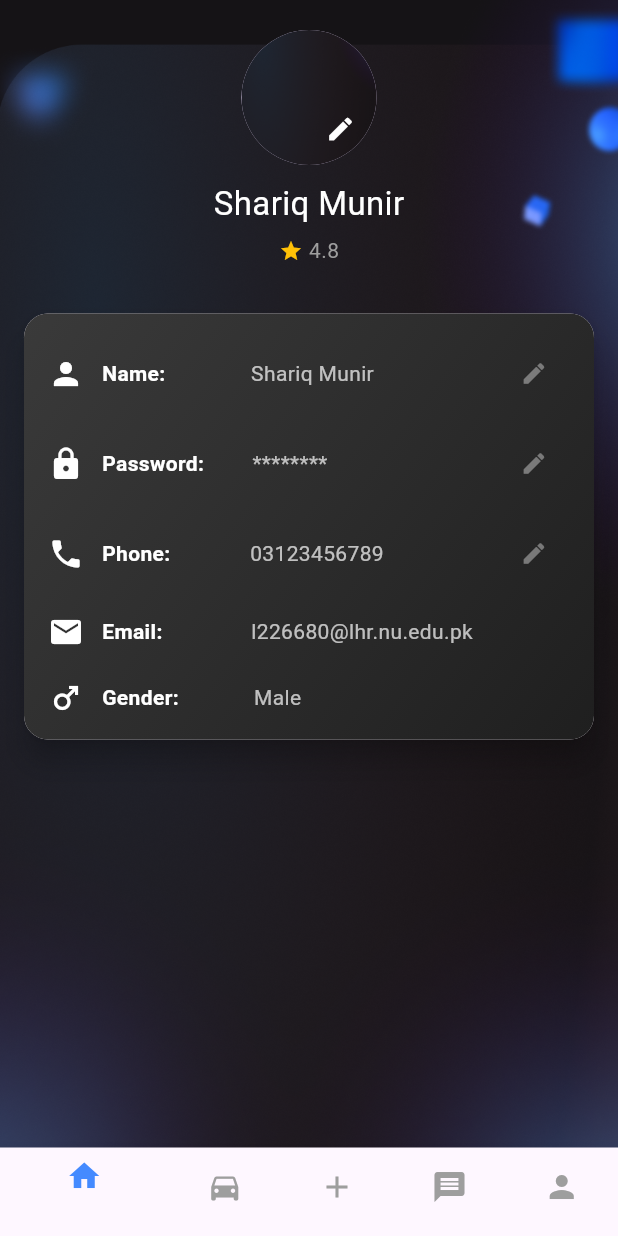
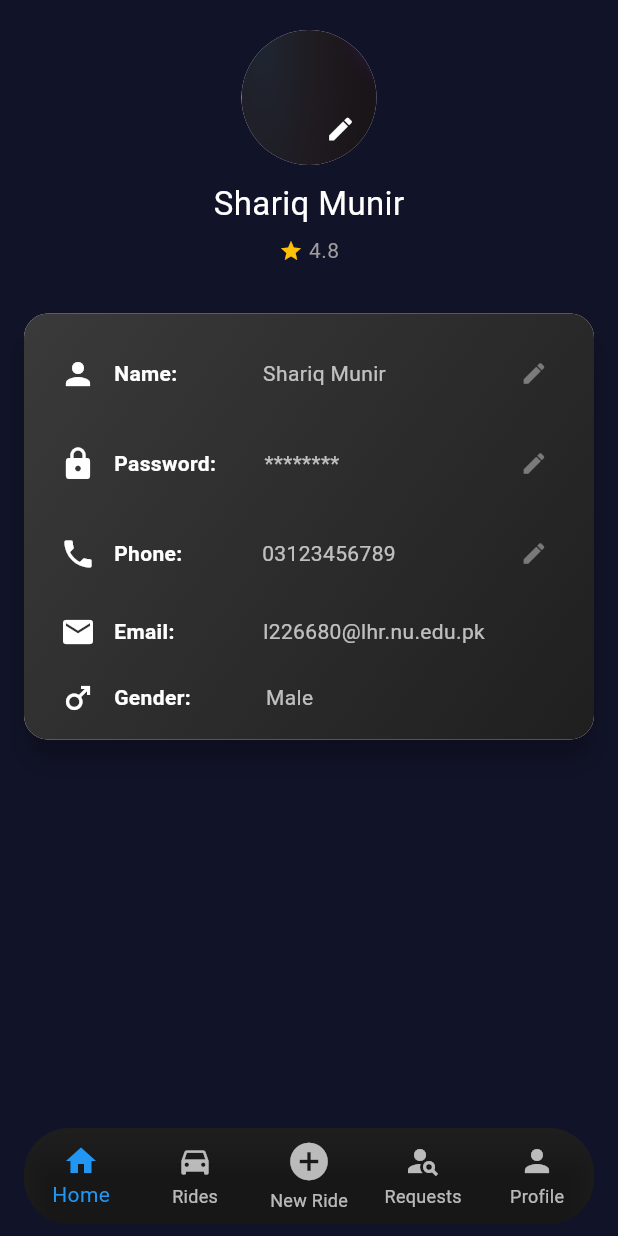
Before and after one commit to AbdulAhadUsman/fastpool-fe, a Flutter app: the screen it shows after launch, on a phone screen of 412 x 824 dp. Run offline on Flutter 3.47's test engine with Material 3 defaults, Android fonts, the phone set to English and light mode, and no system bars; our stand-ins replace flutter_dotenv, flutter_svg; project files that could hold a hidden picture were left out.

Commit message:
fix the nav bar

```diff
--- a/lib/pages/riderProfile.dart
+++ b/lib/pages/riderProfile.dart
@@ -462,6 +462,30 @@ class _RiderProfileState extends State<RiderProfile> {
   //   return status.isGranted;
   // }
 
+  final List<BottomNavigationBarItem> _bottomNavItems = const [
+    BottomNavigationBarItem(
+      icon: Icon(Icons.home),
+      label: 'Home',
+    ),
+    BottomNavigationBarItem(
+      icon: Icon(Icons.directions_car),
+      label: 'Rides',
+    ),
+    BottomNavigationBarItem(
+      icon: Icon(Icons.add_circle, size: 30), // Moved "New Ride" here
+      label: 'New Ride',
+    ),
+    BottomNavigationBarItem(
+      icon: Icon(Icons.person_search), // Moved "Requests" here
+      label: 'Requests',
+    ),
+    BottomNavigationBarItem(
+      icon: Icon(Icons.person),
+      label: 'Profile',
+    ),
+  ];
+  int _currentIndex = 0;
+
   @override
   Widget build(BuildContext context) {
     return Container(
@@ -472,7 +496,7 @@ class _RiderProfileState extends State<RiderProfile> {
           ),
         ),
         child: Scaffold(
-          backgroundColor: Colors.transparent,
+          backgroundColor: AppColors.backgroundColor,
           body: SafeArea(
             child: SingleChildScrollView(
               child: Column(children: [
@@ -546,9 +570,13 @@ class _RiderProfileState extends State<RiderProfile> {
                           children: [
                             // Adjusted spacing to ensure uniformity between all fields
                             Row(children: [
-                              Icon(
+                              Padding(
+                                padding: const EdgeInsets.only(
+                                    left: 8.0), // Consistent padding for icons
+                                child: Icon(
                                   Icons.person,
                                   color: Colors.white,
+                                ),
                               ),
                               const SizedBox(width: 12),
                               Text("Name:",
@@ -572,9 +600,13 @@ class _RiderProfileState extends State<RiderProfile> {
                             ]),
                             const SizedBox(height: 12),
                             Row(children: [
-                              Icon(
+                              Padding(
+                                padding: const EdgeInsets.only(
+                                    left: 8.0), // Consistent padding for icons
+                                child: Icon(
                                   Icons.lock,
                                   color: Colors.white,
+                                ),
                               ),
                               const SizedBox(width: 12),
                               Text("Password:",
@@ -598,9 +630,13 @@ class _RiderProfileState extends State<RiderProfile> {
                             ]),
                             const SizedBox(height: 12),
                             Row(children: [
-                              Icon(
+                              Padding(
+                                padding: const EdgeInsets.only(
+                                    left: 8.0), // Consistent padding for icons
+                                child: Icon(
                                   Icons.phone,
                                   color: Colors.white,
+                                ),
                               ),
                               const SizedBox(width: 12),
                               Text("Phone:",
@@ -625,9 +661,14 @@ class _RiderProfileState extends State<RiderProfile> {
                             const SizedBox(height: 16),
                             Row(
                               children: [
-                                Icon(
+                                Padding(
+                                  padding: const EdgeInsets.only(
+                                      left:
+                                          8.0), // Consistent padding for icons
+                                  child: Icon(
                                     Icons.mail,
                                     color: Colors.white,
+                                  ),
                                 ),
                                 const SizedBox(width: 12),
                                 Text("Email:",
@@ -648,11 +689,15 @@ class _RiderProfileState extends State<RiderProfile> {
                             ),
                             const SizedBox(height: 20),
                             Row(children: [
-                              Icon(
+                              Padding(
+                                padding: const EdgeInsets.only(
+                                    left: 8.0), // Consistent padding for icons
+                                child: Icon(
                                   rider.gender.toLowerCase() == "male"
                                       ? Icons.male
                                       : Icons.female,
                                   color: Colors.white,
+                                ),
                               ),
                               const SizedBox(width: 12),
                               Text("Gender:",
@@ -680,20 +725,33 @@ class _RiderProfileState extends State<RiderProfile> {
               ]),
             ),
           ),
-
-          // Bottom Navigation Bar
-          bottomNavigationBar: BottomNavigationBar(
-            backgroundColor: const Color(0xFF1A1A1A),
-            selectedItemColor: Colors.blueAccent,
-            unselectedItemColor: Colors.grey,
-            items: const [
-              BottomNavigationBarItem(icon: Icon(Icons.home), label: ""),
-              BottomNavigationBarItem(
-                  icon: Icon(Icons.directions_car), label: ""),
-              BottomNavigationBarItem(icon: Icon(Icons.add), label: ""),
-              BottomNavigationBarItem(icon: Icon(Icons.message), label: ""),
-              BottomNavigationBarItem(icon: Icon(Icons.person), label: ""),
-            ],
+          bottomNavigationBar: Container(
+            margin: const EdgeInsets.symmetric(horizontal: 16, vertical: 8),
+            decoration: BoxDecoration(
+              color: const Color(
+                  0xFF1F1F1F), // Matches the card background gradient
+              borderRadius: BorderRadius.circular(30), // Rounded edges
+            ),
+            child: ClipRRect(
+              borderRadius: BorderRadius.circular(
+                  30), // Ensures content follows rounded edges
+              child: BottomNavigationBar(
+                currentIndex: _currentIndex,
+                onTap: (index) {
+                  setState(() {
+                    _currentIndex = index;
+                  });
+                  // Add navigation logic here
+                },
+                items: _bottomNavItems,
+                selectedItemColor: Colors.blue, // Changed to blue
+                unselectedItemColor:
+                    Colors.white70, // Slightly faded white for unselected items
+                backgroundColor:
+                    Colors.transparent, // Transparent to match container
+                type: BottomNavigationBarType.fixed,
+              ),
+            ),
           ),
         ));
   }
```
Lines whose indentation alone changed are shown as unchanged.
